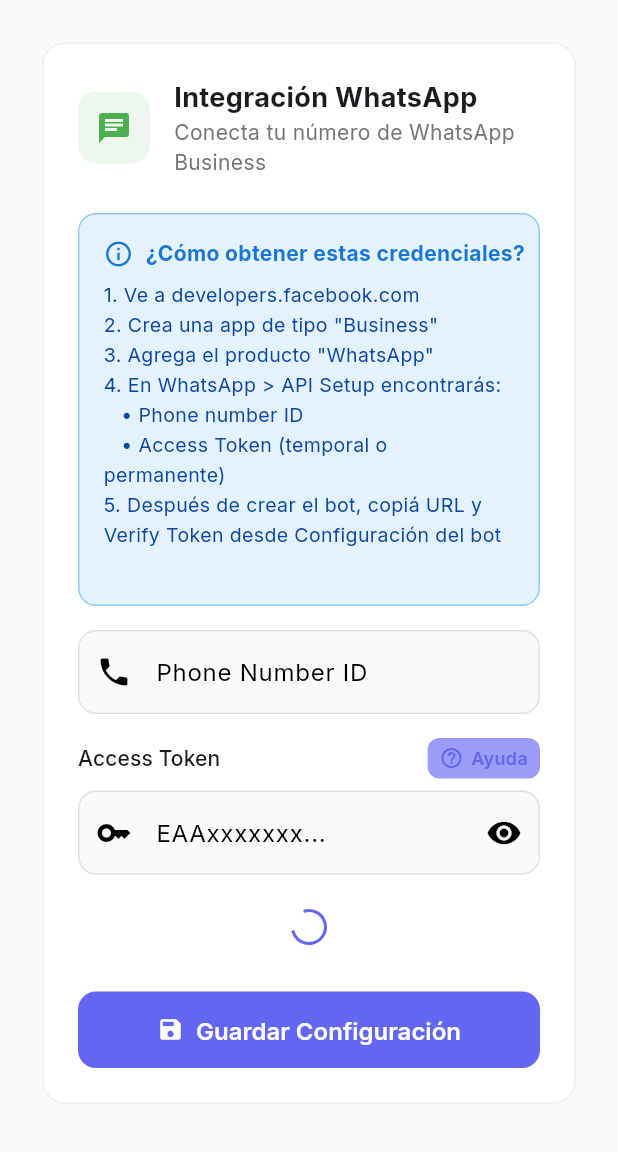
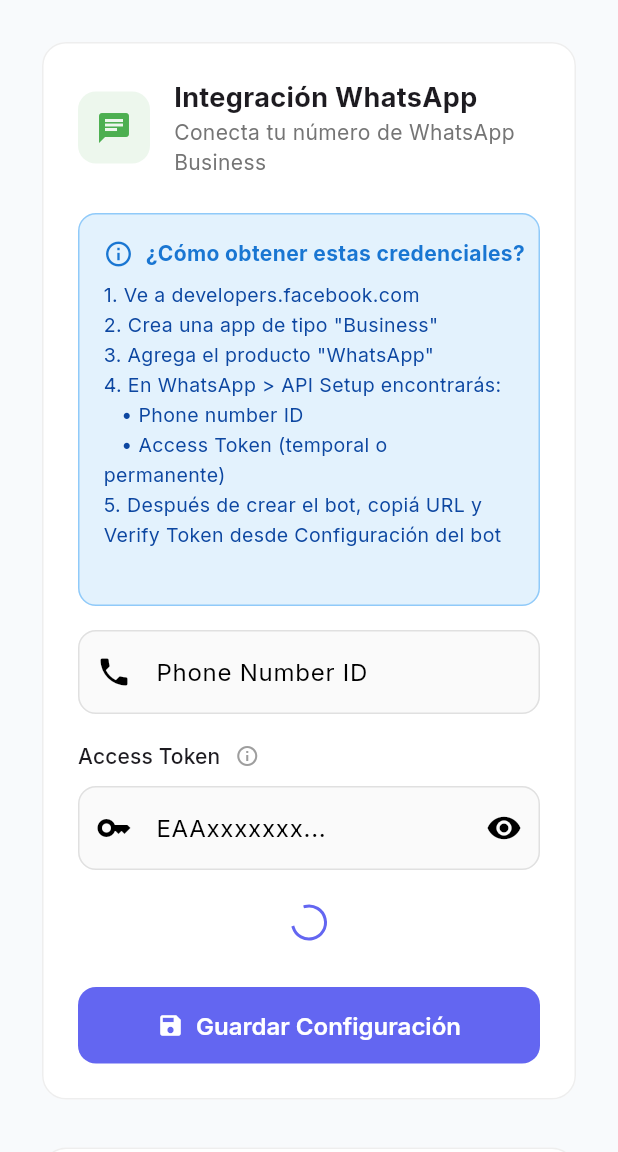
Before and after one commit to IperEnma/botai, a Flutter app: the BotConfigScreen screen opened directly with empty values, on a phone screen of 412 x 824 dp, the part 84-1236 px from its top. Run offline on Flutter 3.47's test engine with Material 3 defaults, Android fonts, the phone set to English and light mode, and no system bars; our stand-ins replace flutter_dotenv, flutter_riverpod, flutter_secure_storage, flutter_svg, go_router, google_fonts and 2 more; missing offline and left inert: dart:html, google_sign_in_web; accounts and stored records are empty.

```diff
--- a/frontend/lib/features/bot_config/bot_config_screen.dart
+++ b/frontend/lib/features/bot_config/bot_config_screen.dart
@@ -71,8 +71,8 @@
                         'Access Token',
                         style: Theme.of(context).textTheme.labelLarge,
                       ),
-                      const Spacer(),
-                      const WhatsAppAccessTokenHelpButton(compact: true),
+                      const SizedBox(width: 6),
+                      const WhatsAppAccessTokenHelpButton(),
                     ],
                   ),
                   const SizedBox(height: 8),
--- a/frontend/lib/features/bot_detail/bot_detail_screen.dart
+++ b/frontend/lib/features/bot_detail/bot_detail_screen.dart
@@ -232,8 +232,8 @@
                         'Access Token',
                         style: Theme.of(context).textTheme.labelLarge,
                       ),
-                      const Spacer(),
-                      const WhatsAppAccessTokenHelpButton(compact: true),
+                      const SizedBox(width: 6),
+                      const WhatsAppAccessTokenHelpButton(),
                     ],
                   ),
                   const SizedBox(height: 8),
--- a/frontend/lib/features/bots/panels/create_bot_panel.dart
+++ b/frontend/lib/features/bots/panels/create_bot_panel.dart
@@ -793,16 +793,17 @@
 
         // Access Token
         Row(
+          crossAxisAlignment: CrossAxisAlignment.baseline,
+          textBaseline: TextBaseline.alphabetic,
           children: [
             Text(
               'ACCESS TOKEN',
               style: GoogleFonts.jetBrainsMono(
                   fontSize: 10, color: KTokens.inkSoft, letterSpacing: 0.8),
             ),
-            const Spacer(),
+            const SizedBox(width: 10),
             const WhatsAppAccessTokenHelpButton(
               style: WhatsAppAccessTokenHelpStyle.konecta,
-              compact: true,
             ),
           ],
         ),
--- a/frontend/lib/features/bots/widgets/whatsapp_access_token_help.dart
+++ b/frontend/lib/features/bots/widgets/whatsapp_access_token_help.dart
@@ -3,63 +3,52 @@
 
 import '../../agenda/register/konecta_tokens.dart';
 
-/// Botón de ayuda: cómo generar el Access Token en Meta Business Settings.
+/// Ayuda inline: cómo generar el Access Token en Meta Business Settings.
 class WhatsAppAccessTokenHelpButton extends StatelessWidget {
   const WhatsAppAccessTokenHelpButton({
     super.key,
-    this.compact = false,
     this.style = WhatsAppAccessTokenHelpStyle.material,
   });
 
-  final bool compact;
   final WhatsAppAccessTokenHelpStyle style;
 
   @override
   Widget build(BuildContext context) {
     final isKonecta = style == WhatsAppAccessTokenHelpStyle.konecta;
-    final Color fg = isKonecta
-        ? KTokens.accent
-        : Theme.of(context).colorScheme.primary;
-    final Color bg = isKonecta
-        ? KTokens.accentSoft
-        : Theme.of(context).colorScheme.primaryContainer.withValues(alpha: 0.65);
-    final String label = compact ? 'Ayuda' : 'Cómo generarlo';
+
+    if (isKonecta) {
+      return TextButton(
+        onPressed: () => showWhatsAppAccessTokenHelp(context),
+        style: TextButton.styleFrom(
+          padding: EdgeInsets.zero,
+          minimumSize: const Size(0, 0),
+          tapTargetSize: MaterialTapTargetSize.shrinkWrap,
+          foregroundColor: KTokens.inkMuted,
+        ),
+        child: Text(
+          '¿Cómo generarlo?',
+          style: GoogleFonts.inter(
+            fontSize: 11,
+            fontWeight: FontWeight.w500,
+            decoration: TextDecoration.underline,
+            decorationColor: KTokens.inkMuted.withValues(alpha: 0.5),
+          ),
+        ),
+      );
+    }
 
     return Tooltip(
-      message: 'Cómo generar el Access Token en Meta',
-      child: Material(
-        color: bg,
-        borderRadius: BorderRadius.circular(isKonecta ? KTokens.rPill : 8),
-        child: InkWell(
-          onTap: () => showWhatsAppAccessTokenHelp(context),
-          borderRadius: BorderRadius.circular(isKonecta ? KTokens.rPill : 8),
-          child: Padding(
-            padding: EdgeInsets.symmetric(
-              horizontal: compact ? 8 : 10,
-              vertical: compact ? 5 : 6,
-            ),
-            child: Row(
-              mainAxisSize: MainAxisSize.min,
-              children: [
-                Icon(Icons.help_outline_rounded, size: compact ? 16 : 18, color: fg),
-                const SizedBox(width: 5),
-                Text(
-                  label,
-                  style: isKonecta
-                      ? GoogleFonts.jetBrainsMono(
-                          fontSize: compact ? 9 : 10,
-                          letterSpacing: 0.5,
-                          fontWeight: FontWeight.w600,
-                          color: fg,
-                        )
-                      : TextStyle(
-                          fontSize: compact ? 12 : 13,
-                          fontWeight: FontWeight.w600,
-                          color: fg,
-                        ),
-                ),
-              ],
-            ),
+      message: 'Cómo generar el Access Token',
+      waitDuration: const Duration(milliseconds: 400),
+      child: InkWell(
+        onTap: () => showWhatsAppAccessTokenHelp(context),
+        borderRadius: BorderRadius.circular(12),
+        child: Padding(
+          padding: const EdgeInsets.all(4),
+          child: Icon(
+            Icons.info_outline,
+            size: 16,
+            color: Colors.grey[500],
           ),
         ),
       ),
```
